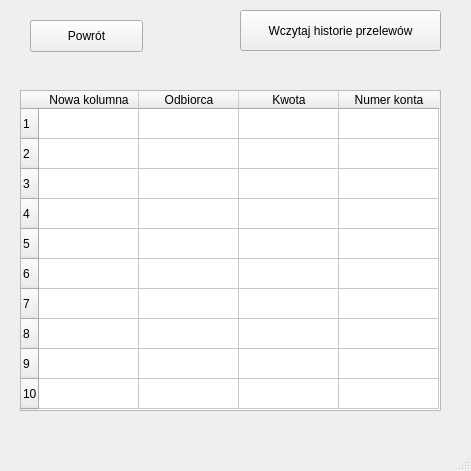
First picture: the form in MAIN_MENU/transfer_history.ui, repository Gierlaszek/Banking-System-Sym, before the edit.
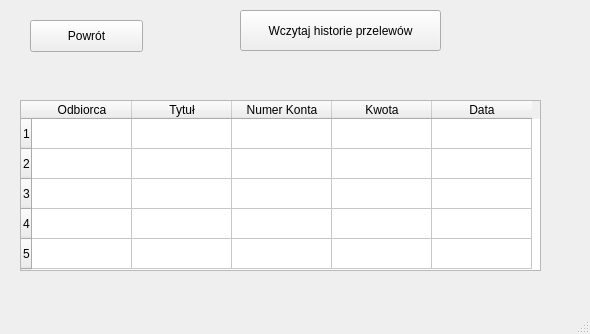
Second picture: the form after the edit.

Patch:
```diff
--- a/MAIN_MENU/transfer_history.ui
+++ b/MAIN_MENU/transfer_history.ui
@@ -6,8 +6,8 @@
    <rect>
     <x>0</x>
     <y>0</y>
-    <width>471</width>
-    <height>471</height>
+    <width>590</width>
+    <height>334</height>
    </rect>
   </property>
   <property name="windowTitle">
@@ -31,9 +31,9 @@
     <property name="geometry">
      <rect>
       <x>20</x>
-      <y>90</y>
-      <width>421</width>
-      <height>321</height>
+      <y>100</y>
+      <width>521</width>
+      <height>171</height>
      </rect>
     </property>
     <row>
@@ -61,41 +61,21 @@
       <string>5</string>
      </property>
     </row>
-    <row>
-     <property name="text">
-      <string>6</string>
-     </property>
-    </row>
-    <row>
-     <property name="text">
-      <string>7</string>
-     </property>
-    </row>
-    <row>
-     <property name="text">
-      <string>8</string>
-     </property>
-    </row>
-    <row>
-     <property name="text">
-      <string>9</string>
-     </property>
-    </row>
-    <row>
-     <property name="text">
-      <string>10</string>
-     </property>
-    </row>
-    <column>
-     <property name="text">
-      <string>Nowa kolumna</string>
-     </property>
-    </column>
     <column>
      <property name="text">
       <string>Odbiorca</string>
      </property>
     </column>
+    <column>
+     <property name="text">
+      <string>Tytuł</string>
+     </property>
+    </column>
+    <column>
+     <property name="text">
+      <string>Numer Konta</string>
+     </property>
+    </column>
     <column>
      <property name="text">
       <string>Kwota</string>
@@ -103,7 +83,7 @@
     </column>
     <column>
      <property name="text">
-      <string>Numer konta</string>
+      <string>Data</string>
      </property>
     </column>
    </widget>
```
Left out of the diff: 28 changed lines with no effect on the pictures.
